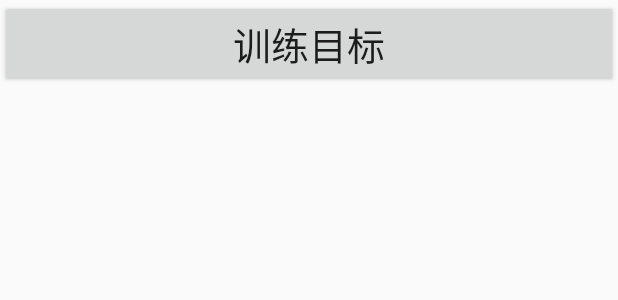
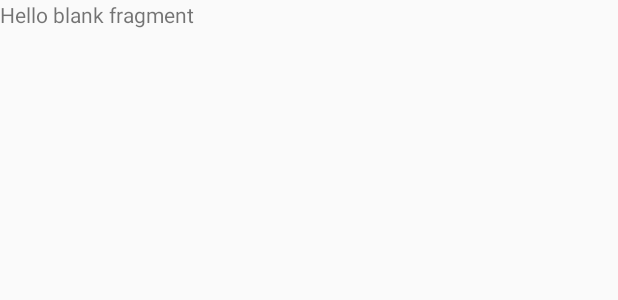
Before and after one commit to YanshanYu/HGHD, an Android app: the layout fragment_info.xml on its own in the app's theme, with its tools: preview values and no code run, on a phone screen of 412 x 824 dp. Shown: the top 300 px of the screen. Run offline under Robolectric (Android 15) with nearby library versions, the phone set to English and light mode, and no system bars.

Commit message:
update_xl

```diff
--- a/app/src/main/res/layout/control_setting.xml
+++ b/app/src/main/res/layout/control_setting.xml
@@ -146,4 +146,5 @@
         app:navigationIcon="@drawable/back"
         app:title="控制设置" />
 
+
 </androidx.constraintlayout.widget.ConstraintLayout>
--- a/app/src/main/res/layout/fragment_info.xml
+++ b/app/src/main/res/layout/fragment_info.xml
@@ -6,15 +6,9 @@
     tools:context=".ui.info.InfoFragment">
 
     <!-- TODO: Update blank fragment layout -->
-    <ImageView
+    <TextView
         android:layout_width="match_parent"
-        android:layout_height="wrap_content"/>
-
-    <Button
-        android:layout_width="match_parent"
-        android:layout_height="wrap_content"
-        android:text="训练目标"
-        android:textSize="25dp" />
-
+        android:layout_height="match_parent"
+        android:text="@string/hello_blank_fragment" />
 
 </FrameLayout>
```
Also changed, not shown: app/src/main/res/layout/login.xml (+8 -2 lines).
